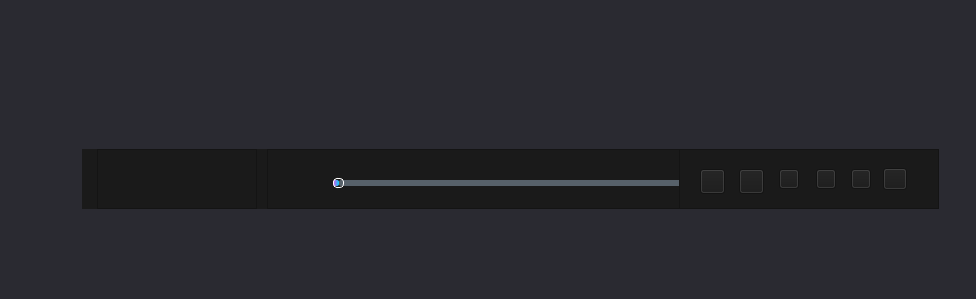
First picture: the form in VideoPlayer/videomodels/MultipPlayer.ui, repository huizhang556/pc-video-player, before the edit.
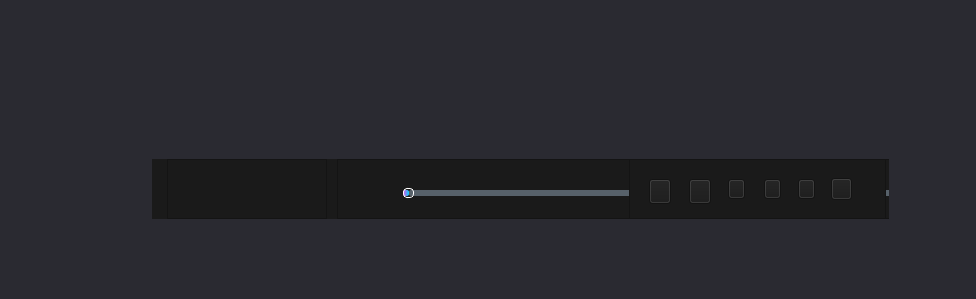
Second picture: the form after the edit. Icons and pictures are not drawn.

Patch:
```diff
--- a/VideoPlayer/videomodels/MultipPlayer.ui
+++ b/VideoPlayer/videomodels/MultipPlayer.ui
@@ -23,9 +23,9 @@
    <widget class="QWidget" name="layoutWidget">
     <property name="geometry">
      <rect>
-      <x>80</x>
-      <y>40</y>
-      <width>861</width>
+      <x>150</x>
+      <y>50</y>
+      <width>741</width>
       <height>171</height>
      </rect>
     </property>
@@ -587,6 +587,9 @@
                <height>16777215</height>
               </size>
              </property>
+             <property name="styleSheet">
+              <string notr="true">margin-right:3px;</string>
+             </property>
              <property name="frameShape">
               <enum>QFrame::StyledPanel</enum>
              </property>
```
